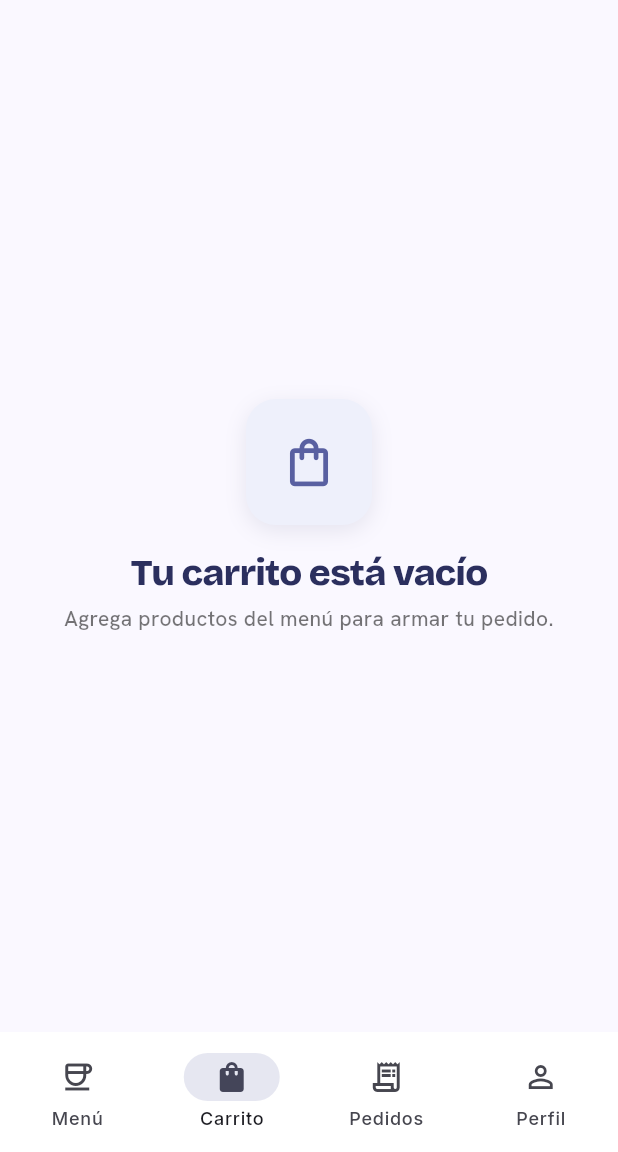
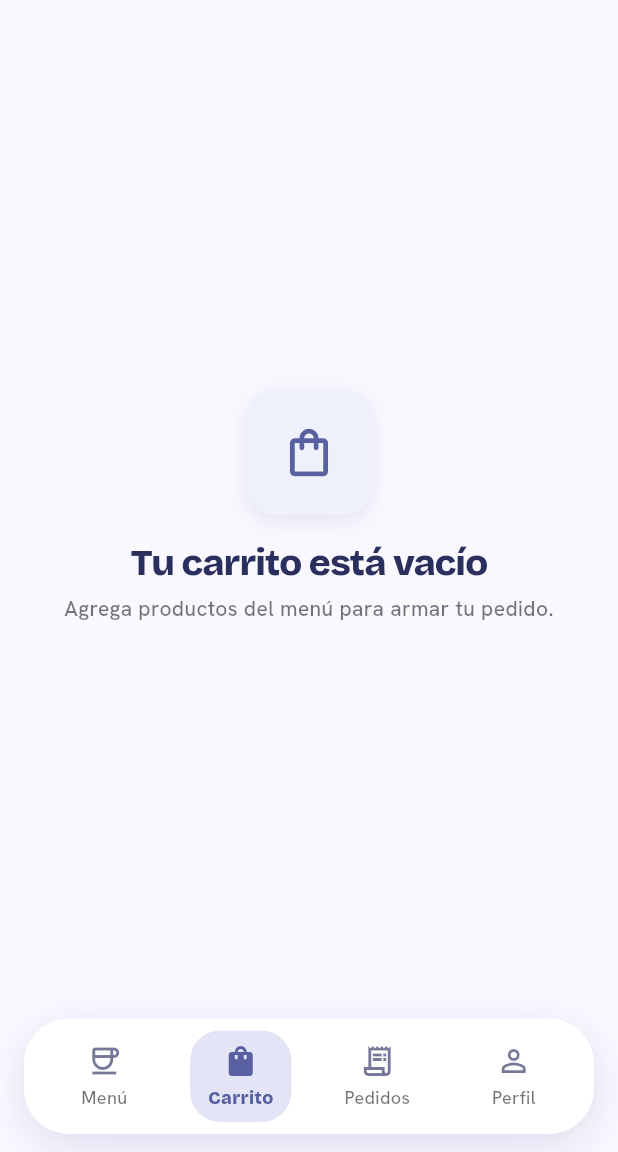
Before and after one commit to AbrilHerrera-svg/NAVI-Movil, a Flutter app: the MainNavigationScreen screen opened by its route, item 2 of the bottom bar chosen, on a phone screen of 412 x 824 dp, the part 84-1236 px from its top. Run offline on Flutter 3.47's test engine with Material 3 defaults, Android fonts, the phone set to English and light mode, and no system bars; our stand-ins replace firebase_auth, firebase_core, firebase_messaging, flutter_dotenv, flutter_svg, google_fonts and 1 more; accounts and stored records are empty; network calls fail; statements that could not run were skipped.

Commit message:
style(main): ajustar diseno en main_screen

```diff
--- a/lib/screens/main_screen.dart
+++ b/lib/screens/main_screen.dart
@@ -1,4 +1,5 @@
 import 'package:flutter/material.dart';
+import 'package:google_fonts/google_fonts.dart';
 import 'package:navi/screens/home/home_screen.dart';
 import 'package:navi/screens/pedidos/pantalla_pedidos.dart';
 import 'package:navi/screens/carrito/carrito_screen.dart';
@@ -16,6 +17,10 @@ class MainNavigationScreen extends StatefulWidget {
 }
 
 class _MainNavigationScreenState extends State<MainNavigationScreen> {
+  static const Color naviMorado = Color(0xFF5960A1);
+  static const Color naviOscuro = Color(0xFF2B2F5E);
+  static const Color fondoSeleccion = Color(0xFFE3E5F7);
+
   late int _currentIndex = widget.indiceInicial;
 
   final List<Widget> _pantallas = const [
@@ -54,46 +59,122 @@ class _MainNavigationScreenState extends State<MainNavigationScreen> {
         builder: (context, _) {
           final totalCarrito = CarritoService().totalItems;
 
-          return NavigationBar(
-            selectedIndex: _currentIndex,
-            onDestinationSelected: (index) {
-              setState(() {
-                _currentIndex = index;
-              });
-            },
-            destinations: [
-              const NavigationDestination(
-                icon: Icon(Icons.coffee_outlined),
-                selectedIcon: Icon(Icons.coffee),
-                label: 'Menú',
+          return SafeArea(
+            child: Align(
+              alignment: Alignment.bottomCenter,
+              heightFactor: 1,
+              child: ConstrainedBox(
+                constraints: const BoxConstraints(maxWidth: 480),
+                child: Padding(
+                  padding: const EdgeInsets.fromLTRB(16, 4, 16, 12),
+                  child: Container(
+                    padding: const EdgeInsets.symmetric(horizontal: 8, vertical: 8),
+                    decoration: BoxDecoration(
+                      color: Colors.white,
+                      borderRadius: BorderRadius.circular(30),
+                      boxShadow: const [
+                        BoxShadow(color: Color(0x2E5960A1), blurRadius: 24, offset: Offset(0, 8)),
+                      ],
+                    ),
+                    child: Row(
+                      children: [
+                        _construirItem(
+                          indice: 0,
+                          etiqueta: 'Menú',
+                          icono: Icons.coffee_outlined,
+                          iconoActivo: Icons.coffee,
+                        ),
+                        _construirItem(
+                          indice: 1,
+                          etiqueta: 'Carrito',
+                          icono: Icons.shopping_bag_outlined,
+                          iconoActivo: Icons.shopping_bag,
+                          insignia: totalCarrito,
+                        ),
+                        _construirItem(
+                          indice: 2,
+                          etiqueta: 'Pedidos',
+                          icono: Icons.receipt_long_outlined,
+                          iconoActivo: Icons.receipt_long,
+                        ),
+                        _construirItem(
+                          indice: 3,
+                          etiqueta: 'Perfil',
+                          icono: Icons.person_outline,
+                          iconoActivo: Icons.person,
+                        ),
+                      ],
+                    ),
+                  ),
+                ),
               ),
-              NavigationDestination(
-                icon: Badge(
-                  isLabelVisible: totalCarrito > 0,
-                  label: Text('$totalCarrito'),
-                  child: const Icon(Icons.shopping_bag_outlined),
-                ),
-                selectedIcon: Badge(
-                  isLabelVisible: totalCarrito > 0,
-                  label: Text('$totalCarrito'),
-                  child: const Icon(Icons.shopping_bag),
-                ),
-                label: 'Carrito',
-              ),
-              const NavigationDestination(
-                icon: Icon(Icons.receipt_long_outlined),
-                selectedIcon: Icon(Icons.receipt_long),
-                label: 'Pedidos',
-              ),
-              const NavigationDestination(
-                icon: Icon(Icons.person_outline),
-                selectedIcon: Icon(Icons.person),
-                label: 'Perfil',
-              ),
-            ],
+            ),
           );
         },
       ),
     );
   }
+
+  Widget _construirItem({
+    required int indice,
+    required String etiqueta,
+    required IconData icono,
+    required IconData iconoActivo,
+    int insignia = 0,
+  }) {
+    final seleccionado = _currentIndex == indice;
+    final colorIcono = seleccionado ? naviMorado : naviOscuro.withValues(alpha: 0.65);
+
+    Widget widgetIcono = Icon(seleccionado ? iconoActivo : icono, color: colorIcono, size: 24);
+    if (insignia > 0) {
+      widgetIcono = Badge(label: Text('$insignia'), child: widgetIcono);
+    }
+
+    return Expanded(
+      child: GestureDetector(
+        behavior: HitTestBehavior.opaque,
+        onTap: () {
+          setState(() {
+            _currentIndex = indice;
+          });
+        },
+        child: Row(
+          mainAxisAlignment: MainAxisAlignment.center,
+          children: [
+            AnimatedContainer(
+              duration: const Duration(milliseconds: 250),
+              curve: Curves.easeOutCubic,
+              padding: const EdgeInsets.symmetric(horizontal: 12, vertical: 8),
+              decoration: BoxDecoration(
+                color: seleccionado ? fondoSeleccion : Colors.transparent,
+                borderRadius: BorderRadius.circular(20),
+              ),
+              child: Column(
+                mainAxisSize: MainAxisSize.min,
+                children: [
+                  widgetIcono,
+                  const SizedBox(height: 4),
+                  Text(
+                    etiqueta,
+                    maxLines: 1,
+                    style: seleccionado
+                        ? GoogleFonts.bricolageGrotesque(
+                            fontSize: 12,
+                            fontWeight: FontWeight.w800,
+                            color: naviMorado,
+                          )
+                        : GoogleFonts.hankenGrotesk(
+                            fontSize: 12,
+                            fontWeight: FontWeight.w500,
+                            color: Colors.black54,
+                          ),
+                  ),
+                ],
+              ),
+            ),
+          ],
+        ),
+      ),
+    );
+  }
 }
```
